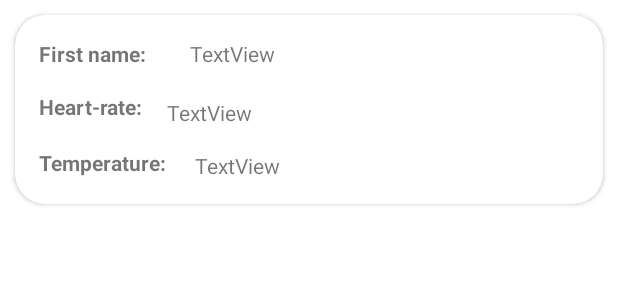
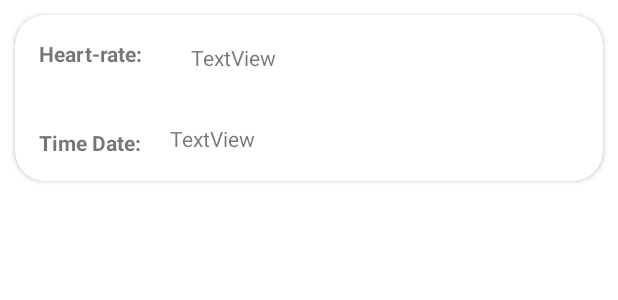
Before and after one commit to Jaiv24/Heart-Rate-Monitor-, an Android app: the layout person.xml on its own in the app's theme, with its tools: preview values and no code run, on a phone screen of 412 x 824 dp. Shown: the top 300 px of the screen. Run offline under Robolectric (Android 15) with nearby library versions, the phone set to English and light mode, and no system bars.

Commit message:
Updated android app to get heart-rate data from firebase

```diff
--- a/software/Heart-Rate-Monitor-/app/src/main/res/layout/person.xml
+++ b/software/Heart-Rate-Monitor-/app/src/main/res/layout/person.xml
@@ -17,38 +17,19 @@
         android:layout_height="match_parent">
 
         <TextView
-            android:id="@+id/textView1"
-            android:layout_width="wrap_content"
-            android:layout_height="wrap_content"
-            android:layout_marginStart="16dp"
-            android:layout_marginTop="16dp"
-            android:text="First name: "
-            android:textStyle="bold"
-            app:layout_constraintStart_toStartOf="parent"
-            app:layout_constraintTop_toTopOf="parent" />
-
-        <TextView
-            android:id="@+id/firstname"
-            android:layout_width="250dp"
-            android:layout_height="23dp"
-            android:layout_marginStart="16dp"
-            android:layout_marginTop="16dp"
-            android:layout_marginEnd="16dp"
-            android:text="TextView"
-            app:layout_constraintEnd_toEndOf="parent"
-            app:layout_constraintStart_toEndOf="@+id/textView1"
-            app:layout_constraintTop_toTopOf="parent" />
-
-        <TextView
             android:id="@+id/textView2"
             android:layout_width="wrap_content"
             android:layout_height="wrap_content"
             android:layout_marginStart="16dp"
             android:layout_marginTop="16dp"
+            android:layout_marginEnd="16dp"
+            android:layout_marginBottom="24dp"
             android:text="Heart-rate:"
             android:textStyle="bold"
+            app:layout_constraintBottom_toTopOf="@+id/textView3"
+            app:layout_constraintEnd_toStartOf="@+id/heartrate"
             app:layout_constraintStart_toStartOf="parent"
-            app:layout_constraintTop_toBottomOf="@+id/textView1" />
+            app:layout_constraintTop_toTopOf="parent" />
 
         <TextView
             android:id="@+id/heartrate"
@@ -57,10 +38,13 @@
             android:layout_marginStart="16dp"
             android:layout_marginTop="16dp"
             android:layout_marginEnd="16dp"
+            android:layout_marginBottom="16dp"
             android:text="TextView"
+            app:layout_constraintBottom_toTopOf="@+id/timeDate"
             app:layout_constraintEnd_toEndOf="parent"
+            app:layout_constraintHorizontal_bias="0.0"
             app:layout_constraintStart_toEndOf="@+id/textView2"
-            app:layout_constraintTop_toBottomOf="@+id/firstname" />
+            app:layout_constraintTop_toTopOf="parent" />
 
         <TextView
             android:id="@+id/textView3"
@@ -69,14 +53,14 @@
             android:layout_marginStart="16dp"
             android:layout_marginTop="16dp"
             android:layout_marginBottom="16dp"
-            android:text="Temperature: "
+            android:text="Time Date: "
             android:textStyle="bold"
             app:layout_constraintBottom_toBottomOf="parent"
             app:layout_constraintStart_toStartOf="parent"
             app:layout_constraintTop_toBottomOf="@+id/textView2" />
 
         <TextView
-            android:id="@+id/temperature"
+            android:id="@+id/timeDate"
             android:layout_width="0dp"
             android:layout_height="wrap_content"
             android:layout_marginStart="16dp"
```
Also changed, not shown: software/Heart-Rate-Monitor-/app/src/main/java/com/example/firebaseheartratemonitor/MainActivity.java (+32 -34 lines), software/Heart-Rate-Monitor-/app/src/main/java/com/example/firebaseheartratemonitor/Model.java (added, +25 -0 lines), software/Heart-Rate-Monitor-/app/src/main/java/com/example/firebaseheartratemonitor/MyAdapter.java (added, +54 -0 lines), software/Heart-Rate-Monitor-/app/src/main/java/com/example/firebaseheartratemonitor/person.java (deleted, +0 -46 lines), software/Heart-Rate-Monitor-/app/src/main/java/com/example/firebaseheartratemonitor/personAdapter.java (deleted, +0 -75 lines).
